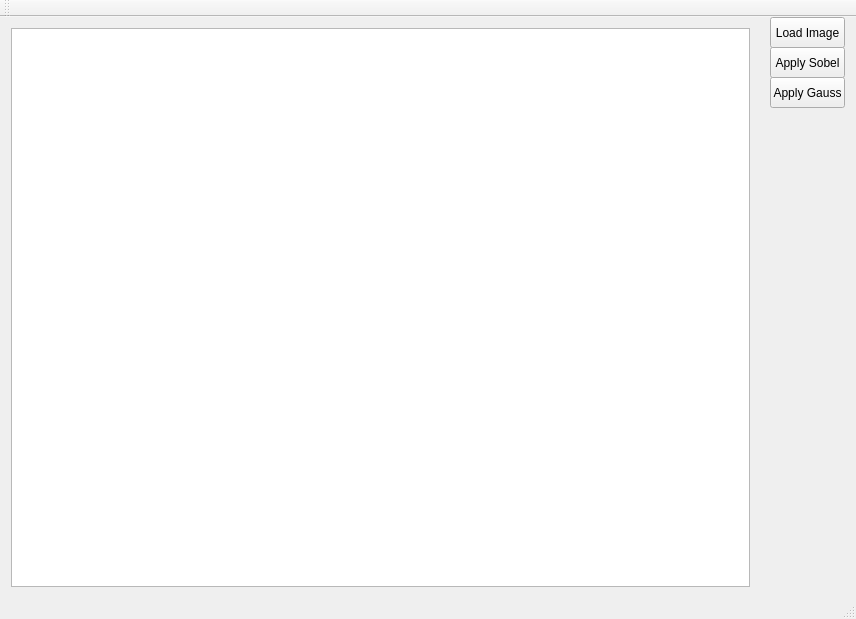
Mogikan/CVlabs, file mainwindow.ui: the form before one commit.
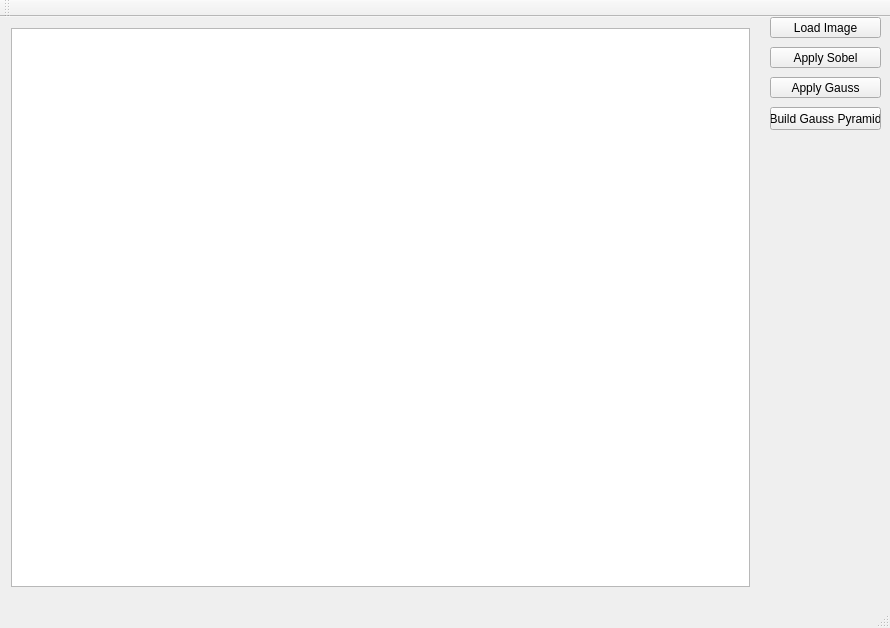
The form after the commit.

Commit message: Pyramids seems to be done.

What changed in the file:
```diff
--- a/mainwindow.ui
+++ b/mainwindow.ui
@@ -6,8 +6,8 @@
    <rect>
     <x>0</x>
     <y>0</y>
-    <width>856</width>
-    <height>619</height>
+    <width>890</width>
+    <height>628</height>
    </rect>
   </property>
   <property name="windowTitle">
@@ -19,8 +19,8 @@
      <rect>
       <x>770</x>
       <y>0</y>
-      <width>75</width>
-      <height>31</height>
+      <width>111</width>
+      <height>21</height>
      </rect>
     </property>
     <property name="text">
@@ -32,8 +32,8 @@
      <rect>
       <x>770</x>
       <y>30</y>
-      <width>75</width>
-      <height>31</height>
+      <width>111</width>
+      <height>21</height>
      </rect>
     </property>
     <property name="text">
@@ -60,14 +60,27 @@
      <rect>
       <x>770</x>
       <y>60</y>
-      <width>75</width>
-      <height>31</height>
+      <width>111</width>
+      <height>21</height>
      </rect>
     </property>
     <property name="text">
      <string>Apply Gauss</string>
     </property>
    </widget>
+   <widget class="QPushButton" name="pushButton_4">
+    <property name="geometry">
+     <rect>
+      <x>770</x>
+      <y>90</y>
+      <width>111</width>
+      <height>23</height>
+     </rect>
+    </property>
+    <property name="text">
+     <string>Build Gauss Pyramid</string>
+    </property>
+   </widget>
   </widget>
   <widget class="QMenuBar" name="menuBar">
    <property name="geometry">
```
Left out of the diff: 2 changed lines with no effect on the pictures. The commit also changes 10 other files.
